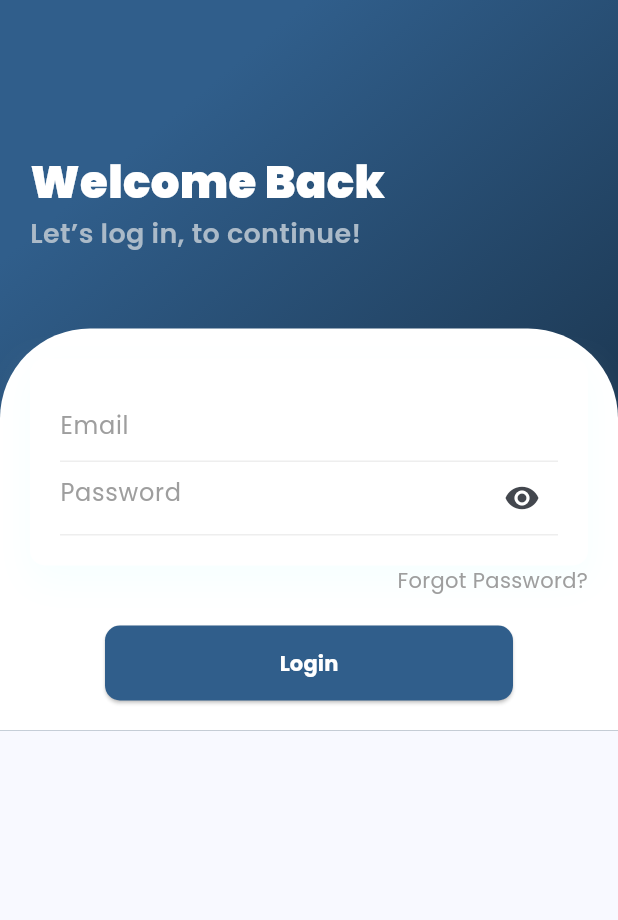
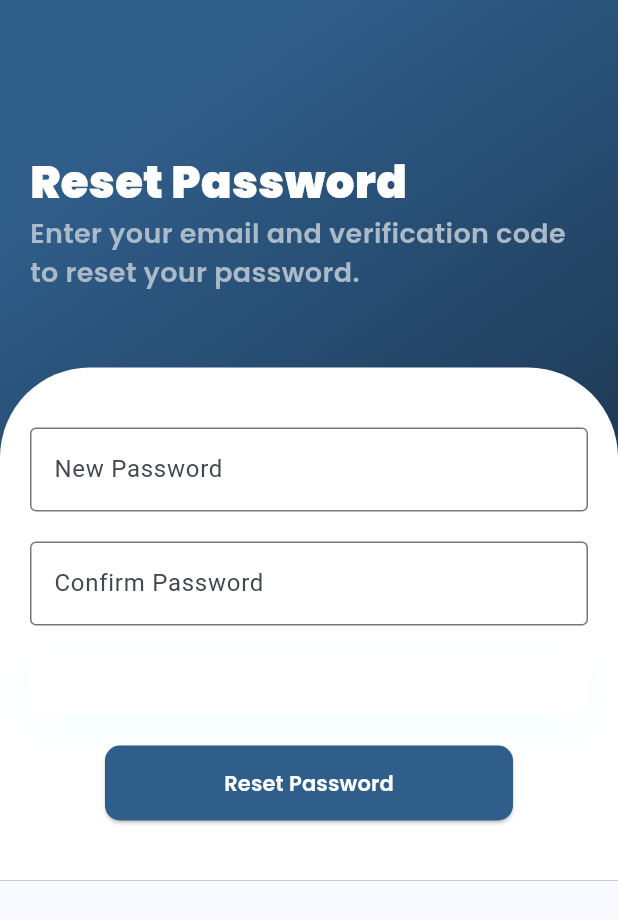
Before and after one commit to sayyyidi1212/pepaya_protect2, a Flutter app: the screen it shows after launch, on a phone screen of 412 x 824 dp. Shown: the top 920 px of the screen. Run offline on Flutter 3.47's test engine with Material 3 defaults, Android fonts, the phone set to English and light mode, and no system bars; our stand-ins replace font_awesome_flutter, get, google_fonts, table_calendar.

Commit message:
add reset password

```diff
--- a/lib/main.dart
+++ b/lib/main.dart
@@ -3,6 +3,7 @@
 import 'package:patrol_track_mobile/routes/route_app.dart';
 import 'package:patrol_track_mobile/splash_screen.dart';
 import 'package:intl/date_symbol_data_local.dart';
+import 'package:patrol_track_mobile/reset_password.dart';
 void main() {
   initializeDateFormatting("id_ID", null);
   runApp(const MyApp());
@@ -19,7 +20,7 @@
         colorScheme: ColorScheme.fromSeed(seedColor: Colors.blue),
         useMaterial3: true,
       ),
-      home:SplashScreen(),
+      home:ResetPassword(),
       defaultTransition: Transition.rightToLeft,
       getPages: RouteApp.pages,
     );
--- /dev/null
+++ b/lib/reset_password.dart
@@ -0,0 +1,153 @@
+import 'package:flutter/material.dart';
+import 'package:get/get.dart';
+import 'package:google_fonts/google_fonts.dart';
+
+class ResetPassword extends StatefulWidget {
+  @override
+  _ResetPasswordState createState() => _ResetPasswordState();
+}
+
+class _ResetPasswordState extends State<ResetPassword> {
+  TextEditingController _emailController = TextEditingController();
+  TextEditingController _otpController = TextEditingController();
+
+  @override
+  Widget build(BuildContext context) {
+    return Scaffold(
+      body: Container(
+        width: double.infinity,
+        decoration: BoxDecoration(
+          gradient: LinearGradient(
+            begin: Alignment.topCenter,
+            colors: [
+              Color(0xFF305E8B),
+              Color(0xFF1E3B57),
+            ],
+          ),
+        ),
+        child: SingleChildScrollView(
+          child: Column(
+            crossAxisAlignment: CrossAxisAlignment.start,
+            children: <Widget>[
+              SizedBox(height: 80),
+              Padding(
+                padding: EdgeInsets.all(20),
+                child: Column(
+                  crossAxisAlignment: CrossAxisAlignment.start,
+                  children: <Widget>[
+                    Text(
+                      "Reset Password",
+                      style: GoogleFonts.poppins(
+                        color: Colors.white,
+                        fontSize: 30,
+                        fontWeight: FontWeight.w900,
+                      ),
+                    ),
+                    Text(
+                      "Enter your email and verification code to reset your password.",
+                      style: GoogleFonts.poppins(
+                        color: Color(0xFFABBAC8),
+                        fontSize: 18,
+                        fontWeight: FontWeight.w600,
+                      ),
+                    ),
+                  ],
+                ),
+              ),
+              SizedBox(height: 30),
+              Container(
+                decoration: BoxDecoration(
+                  color: Colors.white,
+                  borderRadius: BorderRadius.only(
+                    topLeft: Radius.circular(60),
+                    topRight: Radius.circular(60),
+                  ),
+                ),
+                child: Padding(
+                  padding: EdgeInsets.all(20),
+                  child: Column(
+                    children: <Widget>[
+                      SizedBox(height: 20),
+                      TextFormField(
+                        controller: _emailController,
+
+                        decoration: InputDecoration(
+                          labelText: 'New Password',
+                          border: OutlineInputBorder(),
+                        ),
+                      ),
+                      SizedBox(height: 20),
+                      TextFormField(
+                        controller: _otpController,
+
+                        obscureText: true,
+                        decoration: InputDecoration(
+                          labelText: 'Confirm Password',
+                          border: OutlineInputBorder(),
+                        ),
+                      ),
+                      SizedBox(height: 20),
+                      Container(
+                        padding: EdgeInsets.all(20),
+                        decoration: BoxDecoration(
+                          color: Colors.white,
+                          borderRadius: BorderRadius.circular(10),
+                          boxShadow: [
+                            BoxShadow(
+                              color: Color.fromRGBO(225, 255, 255, .3),
+                              blurRadius: 20,
+                              offset: Offset(0, 10),
+                            ),
+                          ],
+                        ),
+                      ),
+                      SizedBox(height: 20),
+                      Container(
+                        margin: EdgeInsets.symmetric(horizontal: 50),
+                        child: ElevatedButton(
+                          onPressed: () {
+                            // Simulasi reset password
+                            // Anda bisa menambahkan logika reset password sesuai kebutuhan aplikasi Anda di sini
+                            Get.snackbar(
+                                'Reset Password', 'Password reset berhasil!',
+                                backgroundColor: Colors.green,
+                                colorText: Colors.white,
+                                snackPosition: SnackPosition.BOTTOM);
+                          },
+                          style: ElevatedButton.styleFrom(
+                            backgroundColor: Color(0xFF305E8B),
+                            minimumSize: Size(double.infinity, 50),
+                            padding: EdgeInsets.symmetric(vertical: 15),
+                            shape: RoundedRectangleBorder(
+                              borderRadius: BorderRadius.circular(10),
+                            ),
+                          ),
+                          child: Text(
+                            "Reset Password",
+                            style: GoogleFonts.poppins(
+                              color: Colors.white,
+                              fontWeight: FontWeight.w600,
+                            ),
+                          ),
+                        ),
+                      ),
+                      SizedBox(height: 20),
+                    ],
+                  ),
+                ),
+              ),
+            ],
+          ),
+        ),
+      ),
+    );
+  }
+}
+
+void main() {
+  runApp(
+    GetMaterialApp(
+      home: ResetPassword(),
+    ),
+  );
+}
```
